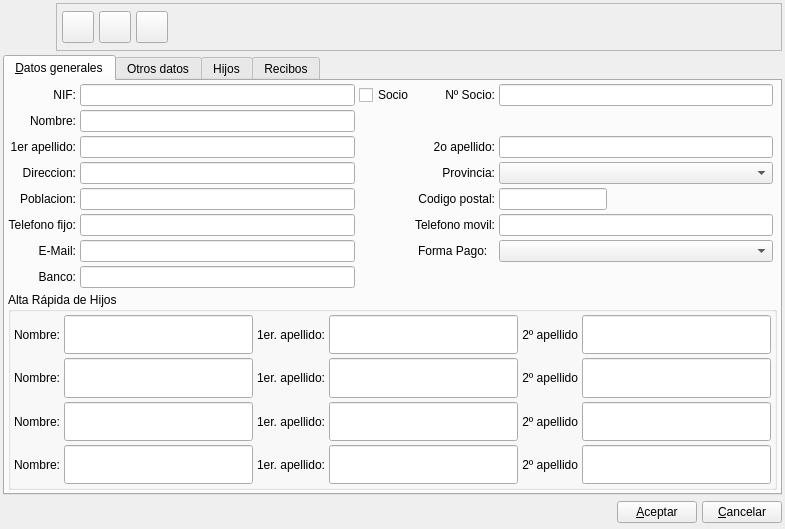
The window that bulmages/bulmafact/plugins/pluginbf_tutor/tutorbase.ui (eboladev/Bulmages-1) describes before a commit, drawn with Qt 5.
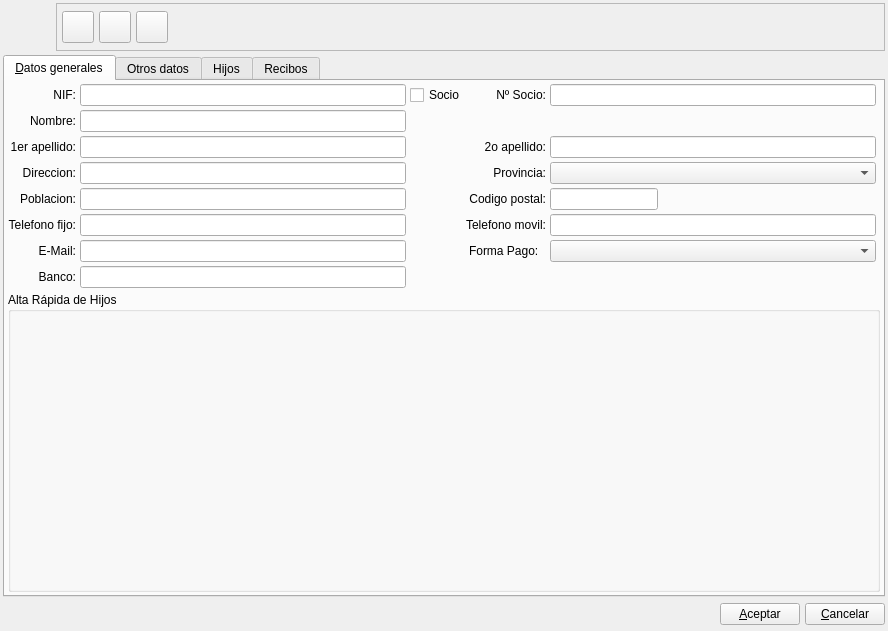
The same window after the commit. Icons and pictures are not drawn. Custom widgets are drawn as their Qt base class.

Commit message: Arreglo la ficha de tutores para que acepte la insercion de alumnos de forma similar a como se insertan los profesores en la ficha de actividad. Esta relacionado con el Request Feature 5175

Diff of the .ui file:
```diff
--- a/bulmages/bulmafact/plugins/pluginbf_tutor/tutorbase.ui
+++ b/bulmages/bulmafact/plugins/pluginbf_tutor/tutorbase.ui
@@ -7,8 +7,8 @@
    <rect>
     <x>0</x>
     <y>0</y>
-    <width>785</width>
-    <height>529</height>
+    <width>888</width>
+    <height>631</height>
    </rect>
   </property>
   <property name="minimumSize">
@@ -497,297 +497,6 @@
          </property>
         </widget>
        </item>
-       <item row="9" column="0" colspan="6">
-        <widget class="QGroupBox" name="groupBox">
-         <property name="sizePolicy">
-          <sizepolicy hsizetype="Preferred" vsizetype="Expanding">
-           <horstretch>0</horstretch>
-           <verstretch>0</verstretch>
-          </sizepolicy>
-         </property>
-         <property name="title">
-          <string>Alta Rápida de Hijos</string>
-         </property>
-         <layout class="QGridLayout" name="gridLayout_2">
-          <item row="0" column="0">
-           <widget class="QLabel" name="textLabel2_19">
-            <property name="text">
-             <string>Nombre:</string>
-            </property>
-            <property name="alignment">
-             <set>Qt::AlignRight|Qt::AlignTrailing|Qt::AlignVCenter</set>
-            </property>
-            <property name="buddy">
-             <cstring>mu_nombrealumno_2</cstring>
-            </property>
-           </widget>
-          </item>
-          <item row="0" column="1">
-           <widget class="QLineEdit" name="mu_nombrealumno_1">
-            <property name="sizePolicy">
-             <sizepolicy hsizetype="Expanding" vsizetype="Preferred">
-              <horstretch>0</horstretch>
-              <verstretch>0</verstretch>
-             </sizepolicy>
-            </property>
-           </widget>
-          </item>
-          <item row="0" column="2">
-           <widget class="QLabel" name="textLabel2_17">
-            <property name="text">
-             <string>1er. apellido:</string>
-            </property>
-            <property name="alignment">
-             <set>Qt::AlignRight|Qt::AlignTrailing|Qt::AlignVCenter</set>
-            </property>
-            <property name="buddy">
-             <cstring>mu_apellido1alumno_2</cstring>
-            </property>
-           </widget>
-          </item>
-          <item row="0" column="3">
-           <widget class="QLineEdit" name="mu_apellido1alumno_1">
-            <property name="sizePolicy">
-             <sizepolicy hsizetype="Expanding" vsizetype="Preferred">
-              <horstretch>0</horstretch>
-              <verstretch>0</verstretch>
-             </sizepolicy>
-            </property>
-           </widget>
-          </item>
-          <item row="0" column="4">
-           <widget class="QLabel" name="textLabel2_18">
-            <property name="text">
-             <string>2º apellido</string>
-            </property>
-            <property name="alignment">
-             <set>Qt::AlignRight|Qt::AlignTrailing|Qt::AlignVCenter</set>
-            </property>
-            <property name="buddy">
-             <cstring>mu_apellido2alumno_2</cstring>
-            </property>
-           </widget>
-          </item>
-          <item row="0" column="5">
-           <widget class="QLineEdit" name="mu_apellido2alumno_1">
-            <property name="sizePolicy">
-             <sizepolicy hsizetype="Expanding" vsizetype="Preferred">
-              <horstretch>0</horstretch>
-              <verstretch>0</verstretch>
-             </sizepolicy>
-            </property>
-           </widget>
-          </item>
-          <item row="1" column="0">
-           <widget class="QLabel" name="textLabel2_10">
-            <property name="text">
-             <string>Nombre:</string>
-            </property>
-            <property name="alignment">
-             <set>Qt::AlignRight|Qt::AlignTrailing|Qt::AlignVCenter</set>
-            </property>
-            <property name="buddy">
-             <cstring>mu_nombrealumno_2</cstring>
-            </property>
-           </widget>
-          </item>
-          <item row="1" column="1">
-           <widget class="QLineEdit" name="mu_nombrealumno_2">
-            <property name="sizePolicy">
-             <sizepolicy hsizetype="Expanding" vsizetype="Preferred">
-              <horstretch>0</horstretch>
-              <verstretch>0</verstretch>
-             </sizepolicy>
-            </property>
-           </widget>
-          </item>
-          <item row="1" column="2">
-           <widget class="QLabel" name="textLabel2_3">
-            <property name="text">
-             <string>1er. apellido:</string>
-            </property>
-            <property name="alignment">
-             <set>Qt::AlignRight|Qt::AlignTrailing|Qt::AlignVCenter</set>
-            </property>
-            <property name="buddy">
-             <cstring>mu_apellido1alumno_2</cstring>
-            </property>
-           </widget>
-          </item>
-          <item row="1" column="3">
-           <widget class="QLineEdit" name="mu_apellido1alumno_2">
-            <property name="sizePolicy">
-             <sizepolicy hsizetype="Expanding" vsizetype="Preferred">
-              <horstretch>0</horstretch>
-              <verstretch>0</verstretch>
-             </sizepolicy>
-            </property>
-           </widget>
-          </item>
-          <item row="1" column="4">
-           <widget class="QLabel" name="textLabel2_4">
-            <property name="text">
-             <string>2º apellido</string>
-            </property>
-            <property name="alignment">
-             <set>Qt::AlignRight|Qt::AlignTrailing|Qt::AlignVCenter</set>
-            </property>
-            <property name="buddy">
-             <cstring>mu_apellido2alumno_2</cstring>
-            </property>
-           </widget>
-          </item>
-          <item row="1" column="5">
-           <widget class="QLineEdit" name="mu_apellido2alumno_2">
-            <property name="sizePolicy">
-             <sizepolicy hsizetype="Expanding" vsizetype="Preferred">
-              <horstretch>0</horstretch>
-              <verstretch>0</verstretch>
-             </sizepolicy>
-            </property>
-           </widget>
-          </item>
-          <item row="2" column="0">
-           <widget class="QLabel" name="textLabel2_13">
-            <property name="text">
-             <string>Nombre:</string>
-            </property>
-            <property name="alignment">
-             <set>Qt::AlignRight|Qt::AlignTrailing|Qt::AlignVCenter</set>
-            </property>
-            <property name="buddy">
-             <cstring>mu_nombrealumno_2</cstring>
-            </property>
-           </widget>
-          </item>
-          <item row="2" column="1">
-           <widget class="QLineEdit" name="mu_nombrealumno_3">
-            <property name="sizePolicy">
-             <sizepolicy hsizetype="Expanding" vsizetype="Preferred">
-              <horstretch>0</horstretch>
-              <verstretch>0</verstretch>
-             </sizepolicy>
-            </property>
-           </widget>
-          </item>
-          <item row="2" column="2">
-           <widget class="QLabel" name="textLabel2_11">
-            <property name="text">
-             <string>1er. apellido:</string>
-            </property>
-            <property name="alignment">
-             <set>Qt::AlignRight|Qt::AlignTrailing|Qt::AlignVCenter</set>
-            </property>
-            <property name="buddy">
-             <cstring>mu_apellido1alumno_2</cstring>
-            </property>
-           </widget>
-          </item>
-          <item row="2" column="3">
-           <widget class="QLineEdit" name="mu_apellido1alumno_3">
-            <property name="sizePolicy">
-             <sizepolicy hsizetype="Expanding" vsizetype="Preferred">
-              <horstretch>0</horstretch>
-              <verstretch>0</verstretch>
-             </sizepolicy>
-            </property>
-           </widget>
-          </item>
-          <item row="2" column="4">
-           <widget class="QLabel" name="textLabel2_12">
-            <property name="text">
-             <string>2º apellido</string>
-            </property>
-            <property name="alignment">
-             <set>Qt::AlignRight|Qt::AlignTrailing|Qt::AlignVCenter</set>
-            </property>
-            <property name="buddy">
-             <cstring>mu_apellido2alumno_2</cstring>
-            </property>
-           </widget>
-          </item>
-          <item row="2" column="5">
-           <widget class="QLineEdit" name="mu_apellido2alumno_3">
-            <property name="sizePolicy">
-             <sizepolicy hsizetype="Expanding" vsizetype="Preferred">
-              <horstretch>0</horstretch>
-              <verstretch>0</verstretch>
-             </sizepolicy>
-            </property>
-           </widget>
-          </item>
-          <item row="3" column="0">
-           <widget class="QLabel" name="textLabel2_16">
-            <property name="text">
-             <string>Nombre:</string>
-            </property>
-            <property name="alignment">
-             <set>Qt::AlignRight|Qt::AlignTrailing|Qt::AlignVCenter</set>
-            </property>
-            <property name="buddy">
-             <cstring>mu_nombrealumno_2</cstring>
-            </property>
-           </widget>
-          </item>
-          <item row="3" column="1">
-           <widget class="QLineEdit" name="mu_nombrealumno_4">
-            <property name="sizePolicy">
-             <sizepolicy hsizetype="Expanding" vsizetype="Preferred">
-              <horstretch>0</horstretch>
-              <verstretch>0</verstretch>
-             </sizepolicy>
-            </property>
-           </widget>
-          </item>
-          <item row="3" column="2">
-           <widget class="QLabel" name="textLabel2_14">
-            <property name="text">
-             <string>1er. apellido:</string>
-            </property>
-            <property name="alignment">
-             <set>Qt::AlignRight|Qt::AlignTrailing|Qt::AlignVCenter</set>
-            </property>
-            <property name="buddy">
-             <cstring>mu_apellido1alumno_2</cstring>
-            </property>
-           </widget>
-          </item>
-          <item row="3" column="3">
-           <widget class="QLineEdit" name="mu_apellido1alumno_4">
-            <property name="sizePolicy">
-             <sizepolicy hsizetype="Expanding" vsizetype="Preferred">
-              <horstretch>0</horstretch>
-              <verstretch>0</verstretch>
-             </sizepolicy>
-            </property>
-           </widget>
-          </item>
-          <item row="3" column="4">
-           <widget class="QLabel" name="textLabel2_15">
-            <property name="text">
-             <string>2º apellido</string>
-            </property>
-            <property name="alignment">
-             <set>Qt::AlignRight|Qt::AlignTrailing|Qt::AlignVCenter</set>
-            </property>
-            <property name="buddy">
-             <cstring>mu_apellido2alumno_2</cstring>
-            </property>
-           </widget>
-          </item>
-          <item row="3" column="5">
-           <widget class="QLineEdit" name="mu_apellido2alumno_4">
-            <property name="sizePolicy">
-             <sizepolicy hsizetype="Expanding" vsizetype="Preferred">
-              <horstretch>0</horstretch>
-              <verstretch>0</verstretch>
-             </sizepolicy>
-            </property>
-           </widget>
-          </item>
-         </layout>
-        </widget>
-       </item>
        <item row="3" column="4">
         <widget class="BlComboBox" name="mui_idprovincia"/>
        </item>
@@ -840,6 +549,97 @@
          </property>
         </widget>
        </item>
+       <item row="9" column="0" colspan="6">
+        <widget class="QGroupBox" name="groupBox">
+         <property name="sizePolicy">
+          <sizepolicy hsizetype="Preferred" vsizetype="Expanding">
+           <horstretch>0</horstretch>
+           <verstretch>0</verstretch>
+          </sizepolicy>
+         </property>
+         <property name="title">
+          <string>Alta Rápida de Hijos</string>
+         </property>
+         <layout class="QGridLayout" name="gridLayout_2">
+          <item row="0" column="0">
+           <widget class="BlSearchWidget" name="m_idalumno1" native="true">
+            <property name="sizePolicy">
+             <sizepolicy hsizetype="Expanding" vsizetype="Fixed">
+              <horstretch>0</horstretch>
+              <verstretch>0</verstretch>
+             </sizepolicy>
+            </property>
+            <property name="minimumSize">
+             <size>
+              <width>150</width>
+              <height>100</height>
+             </size>
+            </property>
+            <property name="focusPolicy">
+             <enum>Qt::StrongFocus</enum>
+            </property>
+           </widget>
+          </item>
+          <item row="0" column="1">
+           <widget class="BlSearchWidget" name="m_idalumno2" native="true">
+            <property name="sizePolicy">
+             <sizepolicy hsizetype="Expanding" vsizetype="Fixed">
+              <horstretch>0</horstretch>
+              <verstretch>0</verstretch>
+             </sizepolicy>
+            </property>
+            <property name="minimumSize">
+             <size>
+              <width>150</width>
+              <height>100</height>
+             </size>
+            </property>
+            <property name="focusPolicy">
+             <enum>Qt::StrongFocus</enum>
+            </property>
+           </widget>
+          </item>
+          <item row="1" column="0">
+           <widget class="BlSearchWidget" name="m_idalumno3" native="true">
+            <property name="sizePolicy">
+             <sizepolicy hsizetype="Expanding" vsizetype="Fixed">
+              <horstretch>0</horstretch>
+              <verstretch>0</verstretch>
+             </sizepolicy>
+            </property>
+            <property name="minimumSize">
+             <size>
+              <width>150</width>
+              <height>100</height>
+             </size>
+            </property>
+            <property name="focusPolicy">
+             <enum>Qt::StrongFocus</enum>
+            </property>
+           </widget>
+          </item>
+          <item row="1" column="1">
+           <widget class="BlSearchWidget" name="m_idalumno4" native="true">
+            <property name="sizePolicy">
+             <sizepolicy hsizetype="Expanding" vsizetype="Fixed">
+              <horstretch>0</horstretch>
+              <verstretch>0</verstretch>
+             </sizepolicy>
+            </property>
+            <property name="minimumSize">
+             <size>
+              <width>150</width>
+              <height>100</height>
+             </size>
+            </property>
+            <property name="focusPolicy">
+             <enum>Qt::StrongFocus</enum>
+            </property>
+           </widget>
+          </item>
+         </layout>
+        </widget>
+       </item>
       </layout>
      </widget>
      <widget class="QWidget" name="tabOtros">
@@ -923,6 +723,11 @@
    <extends>QTableWidget</extends>
    <header>bfsubform.h</header>
   </customwidget>
+  <customwidget>
+   <class>BlSearchWidget</class>
+   <extends>QWidget</extends>
+   <header>blsearchwidget.h</header>
+  </customwidget>
  </customwidgets>
  <tabstops>
   <tabstop>mui_tab</tabstop>
```
The commit also changes 3 other files.
